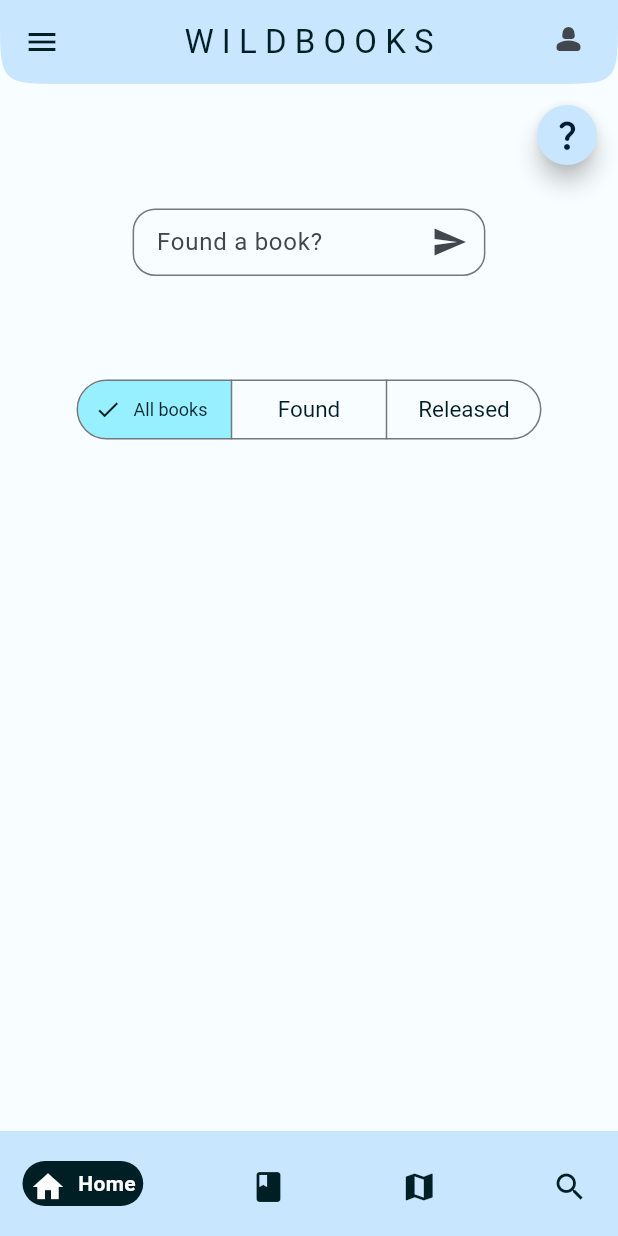
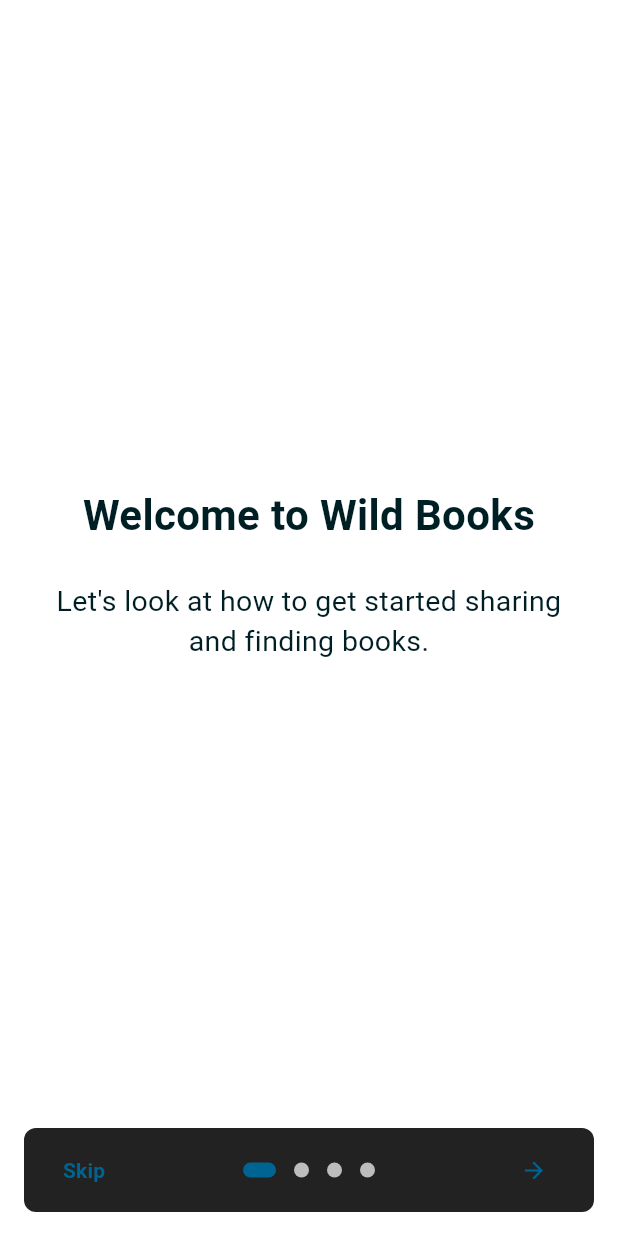
Before and after one commit to Storme419/WildBooks, a Flutter app: the screen it shows after launch, on a phone screen of 412 x 824 dp. Run offline on Flutter 3.47's test engine with Material 3 defaults, Android fonts, the phone set to English and light mode, and no system bars; drawn by our look-alikes of google_nav_bar, introduction_screen; our stand-ins replace flutter_map, geocoding, geolocator, image_picker, latlong2, quickalert and 2 more; missing offline and left inert: flutter_map_animations; accounts and stored records are empty.

Commit message:
add onboarding page

```diff
--- a/wild_books/lib/main.dart
+++ b/wild_books/lib/main.dart
@@ -6,6 +6,7 @@ import 'package:wild_books/view/add_a_book_page.dart';
 import 'package:wild_books/view/book_shelf_page.dart';
 import 'package:wild_books/view/discarded_pages/found_book_page.dart';
 import 'package:wild_books/view/list_of_all_books.dart';
+import 'package:wild_books/view/onboarding_page.dart';
 import 'package:wild_books/view/search_page.dart';
 import 'package:wild_books/view/home_page.dart';
 import 'package:wild_books/view/login_page.dart';
@@ -46,7 +47,7 @@ class MyApp extends StatelessWidget {
               '/books-list': (context) => const ListOfBooks(),
               '/found-book': (context) => const FoundBook()
             },
-            home: const RootPage(),
+            home: const OnBoardingPage(),
           );
         });
   }
--- /dev/null
+++ b/wild_books/lib/view/onboarding_page.dart
@@ -0,0 +1,113 @@
+import 'package:flutter/foundation.dart';
+import 'package:flutter/material.dart';
+import 'package:flutter/services.dart';
+import 'package:introduction_screen/introduction_screen.dart';
+import 'package:wild_books/main.dart';
+
+class OnBoardingPage extends StatefulWidget {
+  const OnBoardingPage({Key? key}) : super(key: key);
+
+  @override
+  OnBoardingPageState createState() => OnBoardingPageState();
+}
+
+class OnBoardingPageState extends State<OnBoardingPage> {
+  final introKey = GlobalKey<IntroductionScreenState>();
+
+  void _onIntroEnd(context) {
+    Navigator.of(context).pushReplacement(
+      MaterialPageRoute(builder: (_) => const RootPage()),
+    );
+  }
+
+  Widget _buildImage(String assetName) {
+    return SafeArea(
+      child: Image.asset(
+        'lib/images/$assetName', width: 350,
+      ),
+    );
+  }
+
+  @override
+  Widget build(BuildContext context) {
+    const bodyStyle = TextStyle(fontSize: 19.0);
+
+    const pageDecoration = PageDecoration(
+      titleTextStyle: TextStyle(fontSize: 28.0, fontWeight: FontWeight.w700),
+      bodyTextStyle: bodyStyle,
+      bodyPadding: EdgeInsets.fromLTRB(16.0, 0.0, 16.0, 16.0),
+      pageColor: Colors.white,
+      imagePadding: EdgeInsets.zero,
+      bodyAlignment: Alignment.center,
+      imageAlignment: Alignment.center,
+      imageFlex: 5,
+      bodyFlex: 4,
+    );
+
+    return IntroductionScreen(
+      key: introKey,
+      globalBackgroundColor: Colors.white,
+      allowImplicitScrolling: true,
+      globalHeader: const SafeArea(
+        child: SizedBox(height: 50),
+      ),
+      pages: [
+        PageViewModel(
+          title: "Welcome to Wild Books",
+          body: "Let's look at how to get started sharing and finding books.",
+          decoration: pageDecoration,
+        ),
+        PageViewModel(
+          title: "Releasing a book",
+          body:
+              "Share your book with other app users! Register its details and location, and get a code to write inside. Leave it somewhere for others to find.",
+          image: _buildImage('wildbooks1.png'),
+          decoration: pageDecoration,
+        ),
+        PageViewModel(
+          title: "Search for books",
+          body:
+              "Use the app's map feature to locate books that have been shared and left in the wild.",
+          image: _buildImage('wildbooks3.png'),
+          decoration: pageDecoration,
+        ),
+        PageViewModel(
+          title: "Finding a book",
+          body: "When you find a book, enter its code to see the journey the book has been on, and share your experience with other readers.",
+          image: _buildImage('wildbooks2.png'),
+          decoration: pageDecoration,
+        ),
+      ],
+      onDone: () => _onIntroEnd(context),
+      onSkip: () => _onIntroEnd(context), // You can override onSkip callback
+      showSkipButton: true,
+      skipOrBackFlex: 0,
+      nextFlex: 0,
+      showBackButton: false,
+      //rtl: true, // Display as right-to-left
+      back: const Icon(Icons.arrow_back),
+      skip: const Text('Skip', style: TextStyle(fontWeight: FontWeight.w600)),
+      next: const Icon(Icons.arrow_forward),
+      done: const Text('Done', style: TextStyle(fontWeight: FontWeight.w600)),
+      curve: Curves.fastLinearToSlowEaseIn,
+      controlsMargin: const EdgeInsets.all(16),
+      controlsPadding: kIsWeb
+          ? const EdgeInsets.all(12.0)
+          : const EdgeInsets.fromLTRB(8.0, 4.0, 8.0, 4.0),
+      dotsDecorator: const DotsDecorator(
+        size: Size(10.0, 10.0),
+        color: Color(0xFFBDBDBD),
+        activeSize: Size(22.0, 10.0),
+        activeShape: RoundedRectangleBorder(
+          borderRadius: BorderRadius.all(Radius.circular(25.0)),
+        ),
+      ),
+      dotsContainerDecorator: const ShapeDecoration(
+        color: Colors.black87,
+        shape: RoundedRectangleBorder(
+          borderRadius: BorderRadius.all(Radius.circular(8.0)),
+        ),
+      ),
+    );
+  }
+}
--- a/wild_books/pubspec.yaml
+++ b/wild_books/pubspec.yaml
@@ -43,6 +43,7 @@ dependencies:
   timeago: ^3.5.0
   intl: ^0.18.1
   geocoding: ^2.1.0
+  introduction_screen: ^3.1.11
 
 
 
@@ -64,6 +65,11 @@ flutter:
   assets:
     - lib/images/book2.png
     - lib/images/book.drawer.jpg
+
+    - lib/images/wildbooks1.png
+    - lib/images/wildbooks2.png
+    - lib/images/wildbooks3.png
+
   #   - images/a_dot_ham.jpeg
   # An image asset can refer to one or more resolution-specific "variants", see
   # https://flutter.dev/assets-and-images/#resolution-aware
```
Also changed, not shown: wild_books/lib/images/wildbooks1.png (added), wild_books/lib/images/wildbooks2.png (added), wild_books/lib/images/wildbooks3.png (added), wild_books/pubspec.lock.
